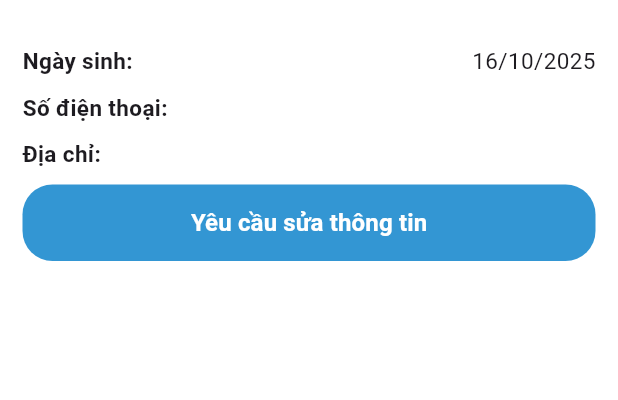
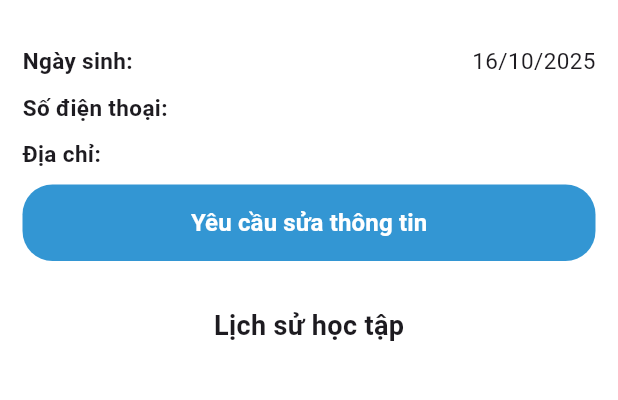
Before and after one commit to letungduong24/E4U_Frontend, a Flutter app: the ProfileScreen screen opened by its route, on a phone screen of 412 x 824 dp, the part 315-715 px from its top. Run offline on Flutter 3.47's test engine with Material 3 defaults, Android fonts, the phone set to English and light mode, and no system bars; our stand-ins replace dio, flutter_secure_storage, get; missing offline and left inert: iconify_flutter; accounts and stored records are empty; network calls fail.

Commit message:
add student profile

```diff
--- a/lib/feature/auth/domain/entity/user_entity.dart
+++ b/lib/feature/auth/domain/entity/user_entity.dart
@@ -45,13 +45,13 @@ class ProfileEntity {
 class EnrollmentEntity {
   final String className;
   final String status;
-  final DateTime completedAt;
+  final DateTime? completedAt;
   final DateTime enrolledAt;
 
   const EnrollmentEntity({
     required this.className,
     required this.status,
-    required this.completedAt,
+    this.completedAt,
     required this.enrolledAt,
   });
 }
--- a/lib/feature/auth/presentation/controller/auth_controller.dart
+++ b/lib/feature/auth/presentation/controller/auth_controller.dart
@@ -80,7 +80,8 @@ class AuthController extends GetxController {
       }
     } catch (e) {
       isLoading.value = false;
-      error.value = "Thông tin đăng nhập không hợp lệ";
+      error.value = e.toString();
+      print('Login error: $e'); // Debug log
     }
   }
 
--- a/lib/feature/auth/presentation/screen/profile_screen.dart
+++ b/lib/feature/auth/presentation/screen/profile_screen.dart
@@ -2,6 +2,7 @@ import 'package:e4uflutter/feature/auth/presentation/controller/auth_controller.
 import 'package:e4uflutter/shared/presentation/button.dart';
 import 'package:e4uflutter/shared/presentation/scaffold/header_scaffold.dart';
 import 'package:e4uflutter/shared/utils/role_util.dart';
+import 'package:e4uflutter/shared/utils/status_util.dart';
 import 'package:flutter/material.dart';
 import 'package:get/get.dart';
 import 'package:intl/intl.dart';
@@ -139,11 +140,55 @@ class ProfileScreen extends StatelessWidget {
                         borderRadius: 20,
                         onPressed: () {},
                       ),
-                    )
-
+                    ),
                   ],
                 )
               ),
+              // enrollment history
+              Padding(
+                padding: const EdgeInsets.all(15),
+                child: Column(
+                  crossAxisAlignment: CrossAxisAlignment.start,
+                  children: [
+                    Text("Lịch sử học tập", style: TextStyle(fontWeight: FontWeight.bold, fontSize: 18),),
+                    SizedBox(height: 5,),
+                    if (user?.enrollmentHistory != null)
+                      ...?user?.enrollmentHistory?.map((item) =>
+                          Container(
+                            padding: EdgeInsets.all((12)),
+                            decoration: BoxDecoration(
+                                color: Colors.grey[100],
+                                borderRadius: BorderRadius.circular(20)
+                            ),
+                            child: Column(
+                              crossAxisAlignment: CrossAxisAlignment.start,
+                              children: [
+                                Row(
+                                  mainAxisAlignment: MainAxisAlignment.spaceBetween,
+                                  children: [
+                                    Text(item.className, style: TextStyle(fontWeight: FontWeight.bold),),
+                                    Container(
+                                      padding: EdgeInsets.all(5),
+                                      decoration: BoxDecoration(
+                                        color: StatusUtil.GetStatusDisplayColor(item.status),
+                                        borderRadius: BorderRadius.circular(10)
+                                      ),
+                                      child: Text(StatusUtil.GetStatusDisplayName(item.status), style: TextStyle(fontSize: 10, fontWeight: FontWeight.bold, color: Colors.white),),
+                                    )
+                                  ],
+                                ),
+                                Text("Ngày bắt đầu: ${DateFormat('dd/MM/yyyy').format(item.enrolledAt)}"),
+                                Text("Ngày kết thúc: ${item.completedAt != null ? DateFormat('dd/MM/yyyy').format(item.completedAt!) : 'Chưa kết thúc'}")
+                              ],
+                            ),
+                          )
+                      )
+                    else
+                      Text("Không có lịch sử học"),
+                  ],
+                ),
+              )
+
             ],
           );
         }),
```
Also changed, not shown: lib/feature/auth/data/model/user_model.dart (+5 -4 lines), lib/shared/utils/status_util.dart (added, +28 -0 lines).
